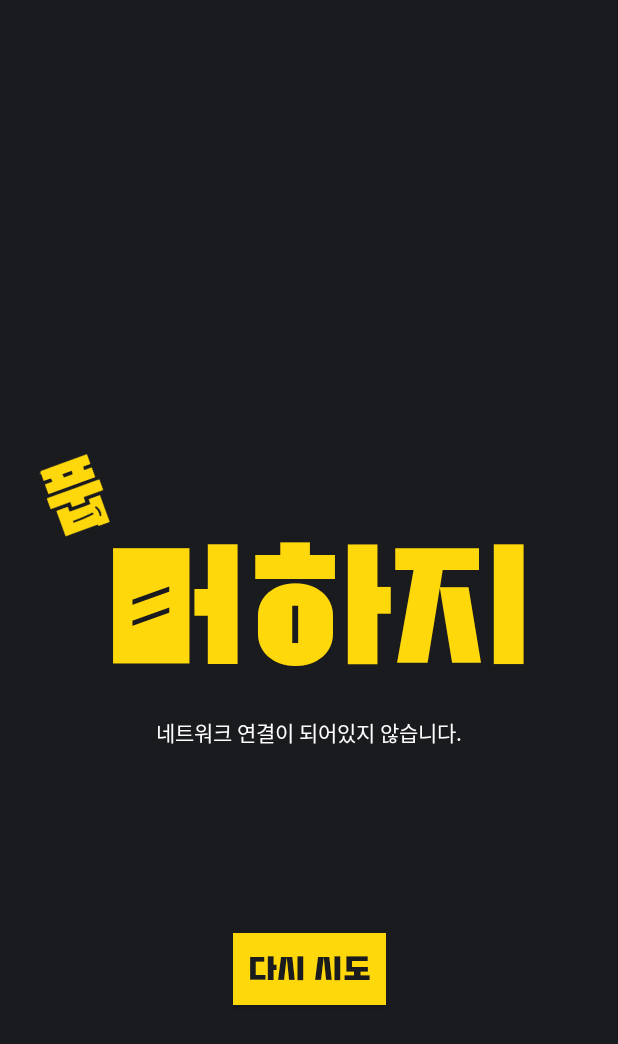
After one commit to SevenStar-Solutions/meohaji, an Android app: the NetworkCheckActivity screen opened directly, with no data from a screen before it, on a phone screen of 412 x 824 dp. The commit adds this screen. Shown: the top 1044 px of the screen. Run offline under Robolectric (Android 15) with nearby library versions, the phone set to English and light mode, and no system bars; network calls fail; 1 statement that could not run was skipped.

Commit message:
fix : 인터넷 연결이 안 되어 있을 때에 대한 예외처리
새로운 액티비티를 만들어 네트워크 체크를 할 수 있도록 함
버튼을 눌렀을 때 네트워크가 연결되어있다면 메인 액티비티로 이동

```diff
--- /dev/null
+++ b/app/src/main/java/com/example/meohaji/NetworkCheckActivity.kt
@@ -0,0 +1,34 @@
+package com.example.meohaji
+
+import android.content.Intent
+import androidx.appcompat.app.AppCompatActivity
+import android.os.Bundle
+import android.widget.Toast
+import com.example.meohaji.databinding.ActivityNetworkCheckBinding
+import com.example.meohaji.main.MainActivity
+
+class NetworkCheckActivity : AppCompatActivity() {
+
+    private val binding: ActivityNetworkCheckBinding by lazy {
+        ActivityNetworkCheckBinding.inflate(layoutInflater)
+    }
+
+    override fun onCreate(savedInstanceState: Bundle?) {
+        super.onCreate(savedInstanceState)
+        setContentView(binding.root)
+
+        if (NetworkStatus.getConnectivityStatus(this) != NetworkStatus.TYPE_NOT_CONNECTED) {
+            startActivity(Intent(this@NetworkCheckActivity, MainActivity::class.java))
+            finish()
+        }
+
+        binding.btnNetworkCheck.setOnClickListener {
+            if (NetworkStatus.getConnectivityStatus(this) != NetworkStatus.TYPE_NOT_CONNECTED) {
+                startActivity(Intent(this@NetworkCheckActivity, MainActivity::class.java))
+                finish()
+            } else {
+                Toast.makeText(this@NetworkCheckActivity, "네트워크 연결을 다시 확인해주세요", Toast.LENGTH_SHORT).show()
+            }
+        }
+    }
+}
--- /dev/null
+++ b/app/src/main/java/com/example/meohaji/NetworkStatus.kt
@@ -0,0 +1,43 @@
+package com.example.meohaji
+
+import android.content.Context
+import android.net.ConnectivityManager
+import android.net.NetworkCapabilities
+import android.os.Build
+
+class NetworkStatus {
+    companion object {
+        const val TYPE_WIFI = 1
+        const val TYPE_MOBILE = 2
+        const val TYPE_NOT_CONNECTED = 3
+
+        fun getConnectivityStatus(context: Context): Int {
+            val connectivityManager = context.getSystemService(Context.CONNECTIVITY_SERVICE) as ConnectivityManager
+
+            if ( Build.VERSION.SDK_INT >= Build.VERSION_CODES.M ) {
+                val currentNetwork = connectivityManager.activeNetwork ?: return TYPE_NOT_CONNECTED
+                val caps = connectivityManager.getNetworkCapabilities(currentNetwork) ?: return TYPE_NOT_CONNECTED
+
+                return when {
+                    caps.hasTransport(NetworkCapabilities.TRANSPORT_WIFI) -> return TYPE_WIFI
+                    caps.hasTransport(NetworkCapabilities.TRANSPORT_CELLULAR) -> return TYPE_MOBILE
+                    else -> return TYPE_NOT_CONNECTED
+                }
+            }
+            else {
+                connectivityManager.run {
+                    connectivityManager.activeNetworkInfo?.run {
+
+                        return when (type) {
+                            ConnectivityManager.TYPE_WIFI -> return TYPE_WIFI
+                            ConnectivityManager.TYPE_MOBILE -> return TYPE_MOBILE
+                            else -> return TYPE_NOT_CONNECTED
+                        }
+
+                    }
+                }
+            }
+            return TYPE_NOT_CONNECTED
+        }
+    }
+}
--- a/app/src/main/java/com/example/meohaji/main/MainActivity.kt
+++ b/app/src/main/java/com/example/meohaji/main/MainActivity.kt
@@ -10,6 +10,7 @@ import android.os.Looper
 import androidx.appcompat.app.AppCompatActivity
 import androidx.cardview.widget.CardView
 import androidx.core.content.ContextCompat
+import com.example.meohaji.NetworkStatus
 import com.example.meohaji.R
 import com.example.meohaji.databinding.ActivityMainBinding
 import com.example.meohaji.home.BtnClick2
--- /dev/null
+++ b/app/src/main/res/color/apply_btn_text_click.xml
@@ -0,0 +1,5 @@
+<?xml version="1.0" encoding="utf-8"?>
+<selector xmlns:android="http://schemas.android.com/apk/res/android">
+    <item android:state_pressed="true" android:color="@color/white"/>
+    <item android:state_pressed="false" android:color="@color/black_background"/>
+</selector>
--- /dev/null
+++ b/app/src/main/res/drawable/apply_btn_click.xml
@@ -0,0 +1,16 @@
+<?xml version="1.0" encoding="utf-8"?>
+<selector xmlns:android="http://schemas.android.com/apk/res/android">
+    <item android:state_pressed="true">
+        <shape>
+            <solid
+                android:color="@color/black_background"/>
+        </shape>
+    </item>
+
+    <item android:state_pressed="false">
+        <shape>
+            <solid
+                android:color="@color/yellow_background"/>
+        </shape>
+    </item>
+</selector>
--- /dev/null
+++ b/app/src/main/res/layout/activity_network_check.xml
@@ -0,0 +1,62 @@
+<?xml version="1.0" encoding="utf-8"?>
+<androidx.constraintlayout.widget.ConstraintLayout xmlns:android="http://schemas.android.com/apk/res/android"
+    xmlns:app="http://schemas.android.com/apk/res-auto"
+    xmlns:tools="http://schemas.android.com/tools"
+    android:layout_width="match_parent"
+    android:layout_height="match_parent"
+    android:background="@color/black_background"
+    tools:context=".NetworkCheckActivity">
+
+    <ImageView
+        android:id="@+id/imageView"
+        android:layout_width="100dp"
+        android:layout_height="100dp"
+        android:rotation="-20"
+        android:background="@drawable/img_poop"
+        android:backgroundTint="@color/yellow_background"
+        android:layout_marginEnd="-30dp"
+        android:layout_marginBottom="-40dp"
+        app:layout_constraintBottom_toTopOf="@+id/textView"
+        app:layout_constraintEnd_toStartOf="@+id/textView" />
+
+    <TextView
+        android:id="@+id/textView"
+        android:layout_width="wrap_content"
+        android:layout_height="wrap_content"
+        android:fontFamily="@font/moyamoya"
+        android:layout_marginStart="15dp"
+        android:layout_marginBottom="15dp"
+        android:text="머하지"
+        android:textColor="#FFD80B"
+        android:textSize="100sp"
+        app:layout_constraintBottom_toBottomOf="parent"
+        app:layout_constraintEnd_toEndOf="parent"
+        app:layout_constraintStart_toStartOf="parent"
+        app:layout_constraintTop_toTopOf="parent" />
+
+    <TextView
+        android:layout_width="wrap_content"
+        android:layout_height="wrap_content"
+        android:layout_marginTop="10dp"
+        android:text="네트워크 연결이 되어있지 않습니다."
+        android:textColor="@color/white"
+        android:textSize="14sp"
+        app:layout_constraintEnd_toEndOf="parent"
+        app:layout_constraintStart_toStartOf="parent"
+        app:layout_constraintTop_toBottomOf="@+id/textView" />
+
+    <androidx.appcompat.widget.AppCompatButton
+        android:id="@+id/btn_network_check"
+        android:layout_width="wrap_content"
+        android:layout_height="wrap_content"
+        android:paddingHorizontal="10dp"
+        android:text="다시 시도"
+        android:fontFamily="@font/moyamoya"
+        android:background="@drawable/apply_btn_click"
+        android:textColor="@color/apply_btn_text_click"
+        android:textSize="20sp"
+        app:layout_constraintBottom_toBottomOf="parent"
+        app:layout_constraintEnd_toEndOf="parent"
+        app:layout_constraintStart_toStartOf="parent"
+        app:layout_constraintTop_toBottomOf="@+id/textView" />
+</androidx.constraintlayout.widget.ConstraintLayout>
```
Also changed, not shown: app/src/main/AndroidManifest.xml (+9 -3 lines), app/src/main/java/com/example/meohaji/home/HomeFragment.kt (+18 -2 lines), app/src/main/java/com/example/meohaji/search/SearchFragment.kt (+11 -3 lines).
